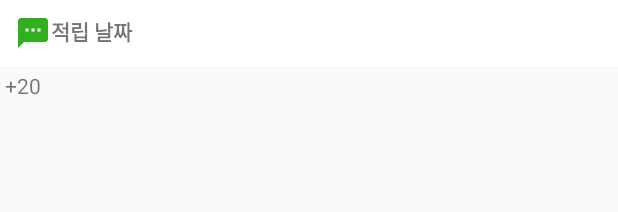
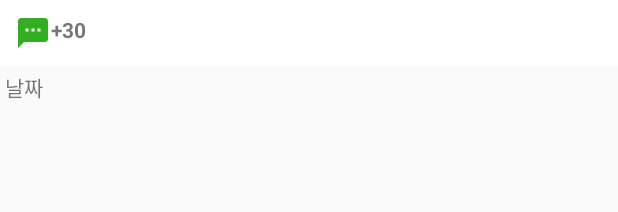
Before and after one commit to choijoey/Coffee_Bin, an Android app: the layout point.xml on its own in the app's theme, with its tools: preview values and no code run, on a phone screen of 412 x 824 dp. Shown: the top 212 px of the screen. Run offline under Robolectric (Android 15) with nearby library versions, the phone set to English and light mode, and no system bars.

Commit message:
포인트 체크 ui 수정

```diff
--- a/app/src/main/res/layout/activity_point_check.xml
+++ b/app/src/main/res/layout/activity_point_check.xml
@@ -40,7 +40,7 @@
         android:layout_height="match_parent"
         android:id="@+id/point_listView"
         android:layout_margin="10dp"
-        android:dividerHeight="10dp"
+
         ></ListView>
 
 
--- a/app/src/main/res/layout/point.xml
+++ b/app/src/main/res/layout/point.xml
@@ -16,7 +16,7 @@
         android:drawableStart="@drawable/ic_baseline_sms_24"
         android:drawableLeft="@drawable/ic_baseline_sms_24"
         android:padding="10dp"
-        android:text="적립 날짜"
+        android:text="+30"
         android:textStyle="bold" />
 
     <LinearLayout
@@ -29,7 +29,7 @@
             android:layout_height="match_parent"
             android:layout_gravity="center"
             android:padding="3dp"
-            android:text="+20"></TextView>
+            android:text="날짜"></TextView>
 
     </LinearLayout>
 
```
